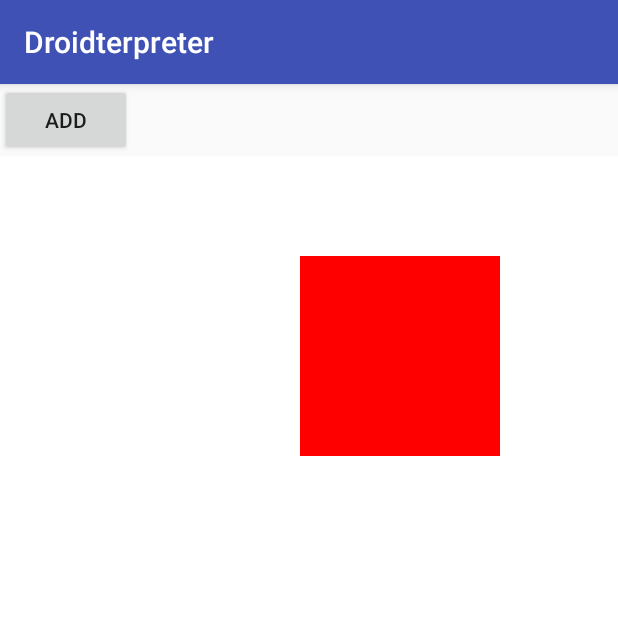
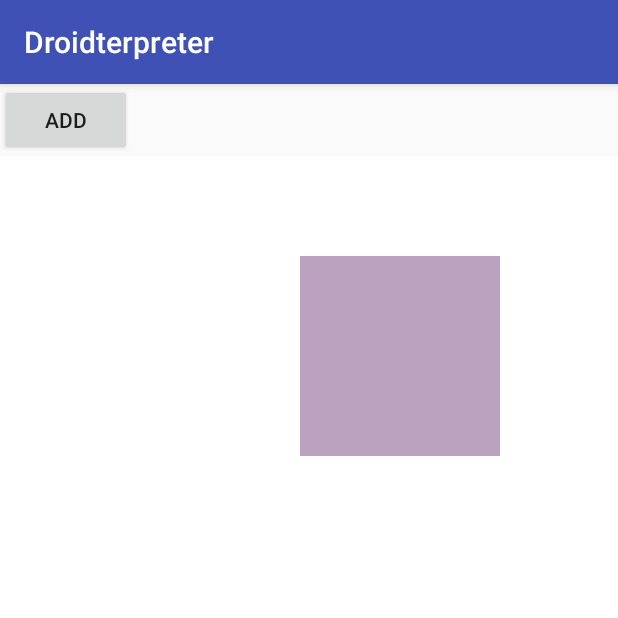
Before and after one commit to dyns/droidterpreter, an Android app: the screen it shows after launch (MainActivity), on a phone screen of 412 x 824 dp, the top half of it. Run offline under Robolectric (Android 15) with nearby library versions, the phone set to English and light mode, and no system bars.

```diff
--- a/app/src/main/java/a84934/droidterpreter/GView.java
+++ b/app/src/main/java/a84934/droidterpreter/GView.java
@@ -1,6 +1,5 @@
 package a84934.droidterpreter;
 
-import android.annotation.SuppressLint;
 import android.content.Context;
 import android.graphics.Canvas;
 import android.graphics.Color;
@@ -15,11 +14,12 @@ import android.widget.Toast;
 
 import java.util.ArrayList;
 import java.util.List;
+import java.util.Random;
 
 public class GView extends View implements View.OnTouchListener{
 
     class Block {
-        int width, height;
+        int width, height, color, deltaX, deltaY;
         Rect r;
     }
 
@@ -63,6 +63,8 @@ public class GView extends View implements View.OnTouchListener{
     }
 
 
+    Random random = new Random();
+
     @Override
     public void onDraw(Canvas canvas){
 
@@ -71,15 +73,16 @@ public class GView extends View implements View.OnTouchListener{
 
         Paint p = new Paint();
         p.setStyle(Paint.Style.FILL);
-        p.setColor(Color.RED);
 
         for(Block b : blocks){
+            p.setColor(b.color);
             canvas.drawRect(b.r, p);
         }
     }
 
     public void addPlus(){
         Block b = new Block();
+        b.color =  Color.argb(255, random.nextInt(256), random.nextInt(256), random.nextInt(256));
         b.width = b.height = 200;
         int left = 300;
         int top = 100;
@@ -95,6 +98,9 @@ public class GView extends View implements View.OnTouchListener{
     private void moveBlock(Block b, float _x, float _y){
         int x = (int)_x;
         int y = (int)_y;
+
+        x = x - b.deltaX;
+        y -= b.deltaY;
 
         if(x < 0){
             x = 0;
@@ -124,32 +130,22 @@ public class GView extends View implements View.OnTouchListener{
 
         float x = motionEvent.getX();
         float y = motionEvent.getY();
+        Log.d("touch coor", "x: " + x + " y: " + y);
 
         String addOn = ": " + x + "," + y;
         switch (motionEvent.getActionMasked()){
             case MotionEvent.ACTION_DOWN:
 
-                /*
-                Log.d("touch coor", "x: " + x + " y: " + y);
-                Block b = blocks.get(0);
-                Rect r = b.r;
-                Log.d("block coor", "x: " + r.left + " y: " + r.top);
-
-                if(x >= r.left && x <= r.right && y >= r.top && y <= r.bottom){
-                    Log.d("down", "found block");
-                }
-
-                moveBlock(blocks.get(0), x, y);
-                this.invalidate();
-                */
-
                 current = null;
 
-                for(int i = 0; i < blocks.size(); i++){
-                    Block b = blocks.get(i);
+                for(int i = blocks.size() - 1; i > -1; i--){
+                    Block b = blocks.remove(i);
+                    blocks.add(b);
                     Rect r = b.r;
                     if(x >= r.left && x <= r.right && y >= r.top && y <= r.bottom){
                         current = b;
+                        current.deltaX = (int)x - r.left;
+                        current.deltaY = (int)y - r.top;
                         Log.d("down", "found block");
                         break;
                     }
--- a/app/src/main/java/a84934/droidterpreter/MainActivity.kt
+++ b/app/src/main/java/a84934/droidterpreter/MainActivity.kt
@@ -3,6 +3,7 @@ package a84934.droidterpreter
 import android.support.v7.app.AppCompatActivity
 import android.os.Bundle
 import android.view.View
+import android.widget.Button
 import android.widget.LinearLayout
 
 class MainActivity : AppCompatActivity() {
@@ -20,6 +21,11 @@ class MainActivity : AppCompatActivity() {
                 LinearLayout.LayoutParams.MATCH_PARENT
         )
 
+        var addButton = this.findViewById<Button>(R.id.addButton);
+        addButton.setOnClickListener(View.OnClickListener {
+            gView.addPlus()
+        });
+
         gView.addPlus()
 
         rootView.addView(gView)
--- a/app/src/main/res/layout/activity_main.xml
+++ b/app/src/main/res/layout/activity_main.xml
@@ -14,6 +14,7 @@
         android:layout_width="wrap_content"
         android:layout_height="wrap_content"
         android:text="Add"
+        android:id="@+id/addButton"
         />
 
 
```
